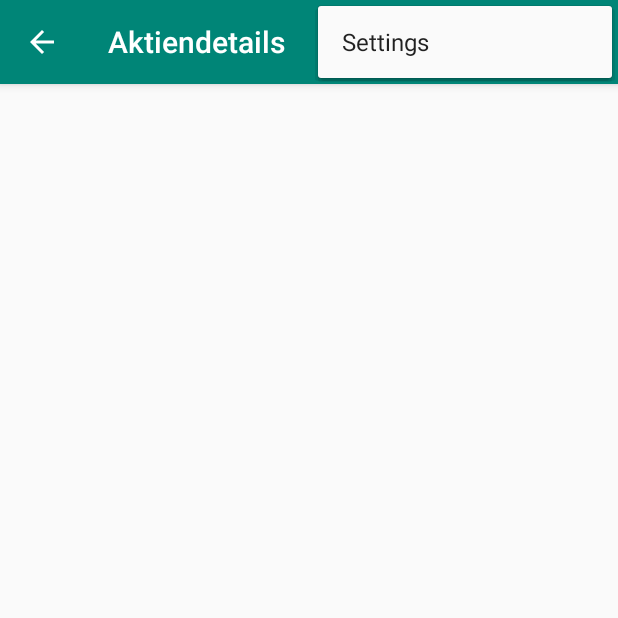
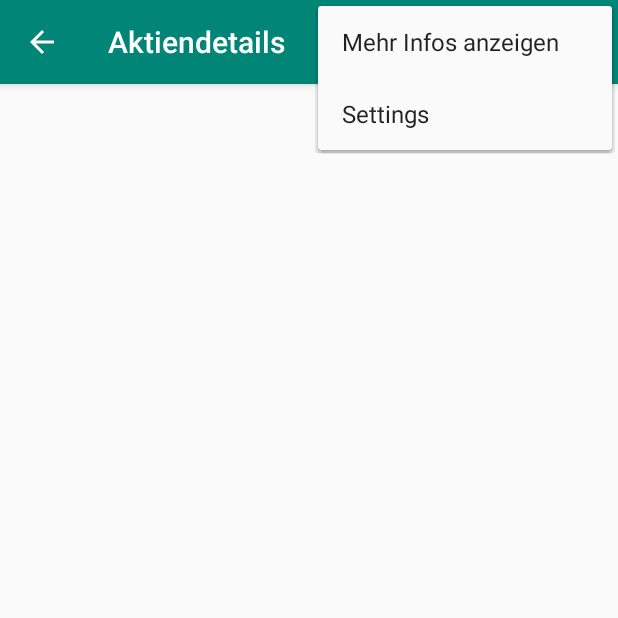
Before and after one commit to cur1576/MyAktieHQ, an Android app: the AktiendetailActivity screen opened directly, with no data from a screen before it, with the options menu open, on a phone screen of 412 x 824 dp, the top half of it. Run offline under Robolectric (Android 15) with nearby library versions, the phone set to English and light mode, and no system bars.

Commit message:
commit 01

```diff
--- a/app/src/main/res/menu/menu_aktiendetail.xml
+++ b/app/src/main/res/menu/menu_aktiendetail.xml
@@ -7,4 +7,15 @@
         android:orderInCategory="100"
         app:showAsAction="never"/>
 
+
+    <item android:id="@+id/action_starte_browser"
+        android:title="@string/action_starte_browser"
+        android:orderInCategory="50"
+        app:showAsAction="never"/>
+
+    <item android:id="@+id/action_teile_aktiendaten"
+        android:title="@string/action_teile_aktiendaten"
+        app:showAsAction="ifRoom"
+        app:actionProviderClass="android.support.v7.widget.ShareActionProvider"/>
+
 </menu>
--- a/app/src/main/res/values/strings.xml
+++ b/app/src/main/res/values/strings.xml
@@ -3,6 +3,8 @@
 
     <string name="action_settings">Settings</string>
     <string name="action_daten_aktualisieren">Aktualisieren</string>
+    <string name="action_starte_browser">Mehr Infos anzeigen</string>
+    <string name="action_teile_aktiendaten">Teilen</string>
 
     <string name="titel_activity_aktiendetail">Aktiendetails</string>
     <string name="titel_activity_einstellungen">Einstellungen</string>
```
Also changed, not shown: app/src/main/java/com/example/myaktiehq/AktiendetailActivity.java (+32 -0 lines).
